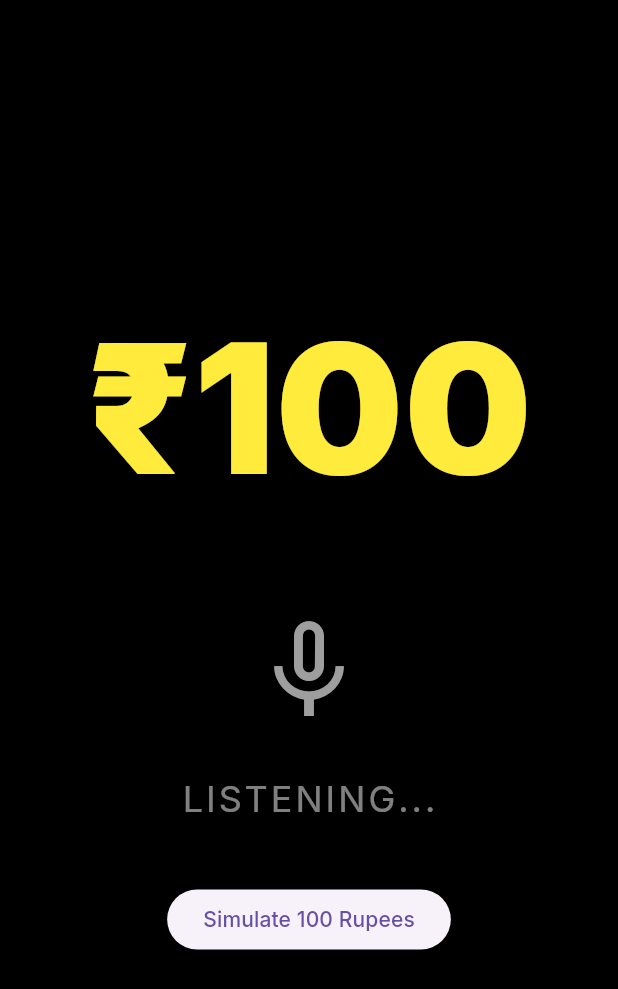
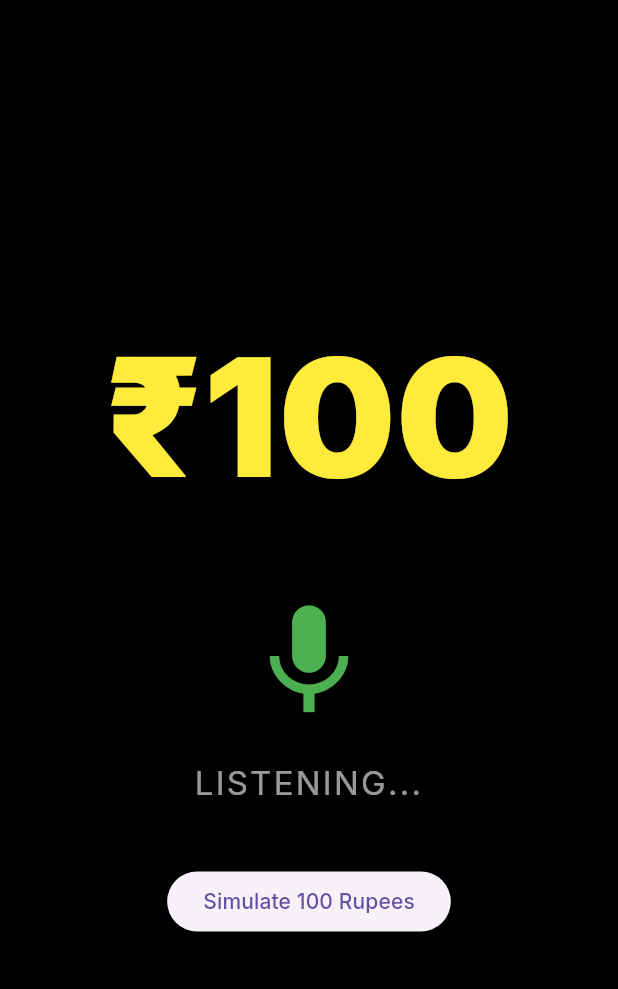
Before and after one commit to Ritwik389/DrishtiPay, a Flutter app: the VoiceAmountScreen screen opened by its route, after a tap on "Simulate 100 Rupees", on a phone screen of 412 x 824 dp. Shown: the top 989 px of the screen. Run offline on Flutter 3.47's test engine with Material 3 defaults, Android fonts, the phone set to English and light mode, and no system bars; our stand-ins replace flutter_riverpod, flutter_tts, google_fonts, local_auth, signature, speech_to_text and 1 more; missing offline and left inert: google_mlkit_digital_ink_recognition, mobile_scanner.

Commit message:
Added QR alignment improvements and voice-based amount input

```diff
--- a/lib/screens/voice_amount_screen.dart
+++ b/lib/screens/voice_amount_screen.dart
@@ -17,7 +17,7 @@ class _VoiceAmountScreenState extends ConsumerState<VoiceAmountScreen> {
   final SpeechToText _stt = SpeechToText();
   bool _speechEnabled = false;
   String _lastWords = '';
-  bool _isFinal = false;
+  bool _isListening = false;
 
   @override
   void initState() {
@@ -26,60 +26,83 @@ class _VoiceAmountScreenState extends ConsumerState<VoiceAmountScreen> {
   }
 
   void _initSpeech() async {
-    try {
-      _speechEnabled = await _stt.initialize(
-        onError: (error) => debugPrint("STT Error: $error"),
-        onStatus: (status) => debugPrint("STT Status: $status"),
-      );
-    } catch (e) {
-      debugPrint("STT Init Exception: $e");
-      _speechEnabled = false;
-    }
+    _speechEnabled = await _stt.initialize(
+      onError: (error) {
+        debugPrint("STT Error: $error");
+      },
+      onStatus: (status) {
+        debugPrint("STT Status: $status");
+
+        // Restart listening automatically if stopped
+        if (status == "done" || status == "notListening") {
+          _restartListening();
+        }
+      },
+    );
 
     if (_speechEnabled) {
+      _speak("Listening for amount. Please say the amount in rupees.");
       _startListening();
     } else {
-      WidgetsBinding.instance.addPostFrameCallback((_) {
-        ref.read(accessibilityProvider.notifier).speak("Microphone not available. Please use the simulated button or check permissions.");
-      });
+      _speak("Microphone not available. Please allow microphone access.");
     }
   }
 
   void _startListening() async {
+    if (!_speechEnabled) return;
+
     await _stt.listen(
       onResult: _onSpeechResult,
       listenFor: const Duration(seconds: 10),
+      pauseFor: const Duration(seconds: 3),
       localeId: "en_IN",
     );
+
     setState(() {
-      _isFinal = false;
+      _isListening = true;
     });
+  }
+
+  void _restartListening() {
+    if (!_isListening) {
+      Future.delayed(const Duration(milliseconds: 500), () {
+        _startListening();
+      });
+    }
   }
 
   void _onSpeechResult(SpeechRecognitionResult result) {
     setState(() {
       _lastWords = result.recognizedWords;
-      _isFinal = result.finalResult;
     });
 
-    if (_isFinal) {
+    if (result.finalResult) {
       _processAmount(_lastWords);
     }
   }
 
   void _processAmount(String input) {
-    // Basic regex to find numbers in speech
+    input = input.toLowerCase();
+
+    // Extract number from speech
     final regExp = RegExp(r'\d+');
     final match = regExp.firstMatch(input);
+
     if (match != null) {
       final amount = match.group(0)!;
+
       ref.read(amountProvider.notifier).state = amount;
-      ref.read(accessibilityProvider.notifier).speak(
-          "You entered $amount rupees. Swipe right to confirm and enter PIN.");
+
+      _speak(
+          "You said $amount rupees. Swipe right to confirm or double tap to change amount.");
     } else {
-      ref.read(accessibilityProvider.notifier).speak("I didn't catch that. Please speak the amount again.");
-      _startListening();
+      _speak("I didn't understand. Please say the amount clearly like 100 or 500.");
+      _restartListening();
     }
+  }
+
+  void _speak(String text) {
+    ref.read(accessibilityProvider.notifier).speak(text);
   }
 
   @override
@@ -87,10 +110,13 @@ class _VoiceAmountScreenState extends ConsumerState<VoiceAmountScreen> {
     final amount = ref.watch(amountProvider);
 
     return AccessibleLayout(
-      onActivateSpeak: "Enter amount using voice. Currently set to $amount rupees. Swipe right to confirm.",
+      onActivateSpeak:
+          "Enter amount using voice. Current amount is $amount rupees.",
       onSwipeRight: () {
         if (amount != "0") {
           Navigator.pushNamed(context, '/pin');
+        } else {
+          _speak("Please enter a valid amount first.");
         }
       },
       onSwipeLeft: () => Navigator.pop(context),
@@ -99,33 +125,44 @@ class _VoiceAmountScreenState extends ConsumerState<VoiceAmountScreen> {
         child: Column(
           mainAxisAlignment: MainAxisAlignment.center,
           children: [
+            // AMOUNT DISPLAY
             Text(
               "₹$amount",
               style: GoogleFonts.inter(
-                fontSize: 120,
+                fontSize: 110,
                 fontWeight: FontWeight.w900,
                 color: Colors.yellow,
               ),
             ),
+
             const SizedBox(height: 40),
-            if (_stt.isListening)
-              const Icon(Icons.mic, size: 80, color: Colors.white)
-            else
-              IconButton(
-                onPressed: _startListening,
-                icon: const Icon(Icons.mic_none, size: 80, color: Colors.grey),
+
+            // MIC ICON
+            AnimatedContainer(
+              duration: const Duration(milliseconds: 300),
+              child: Icon(
+                _isListening ? Icons.mic : Icons.mic_none,
+                size: 90,
+                color: _isListening ? Colors.green : Colors.grey,
               ),
+            ),
+
             const SizedBox(height: 20),
+
+            // LIVE SPEECH TEXT
             Text(
               _lastWords.isEmpty ? "LISTENING..." : _lastWords.toUpperCase(),
+              textAlign: TextAlign.center,
               style: GoogleFonts.inter(
-                fontSize: 24,
-                color: Colors.white.withOpacity(0.5),
-                letterSpacing: 2,
+                fontSize: 22,
+                color: Colors.white.withOpacity(0.6),
+                letterSpacing: 1.5,
               ),
             ),
+
             const SizedBox(height: 40),
-            // Mock Trigger for Web
+
+            // FALLBACK BUTTON (for web/testing)
             ElevatedButton(
               onPressed: () => _processAmount("100"),
               child: const Text("Simulate 100 Rupees"),
```
Also changed, not shown: lib/screens/qr_scanner_screen.dart (+57 -66 lines).
